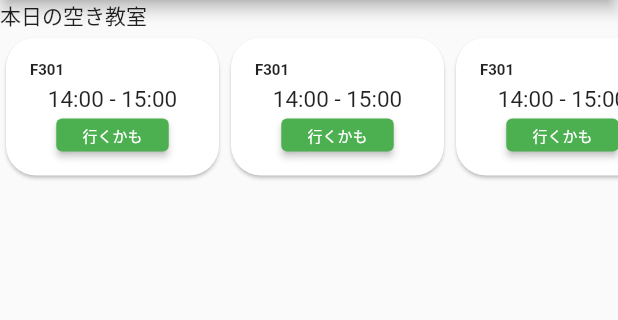
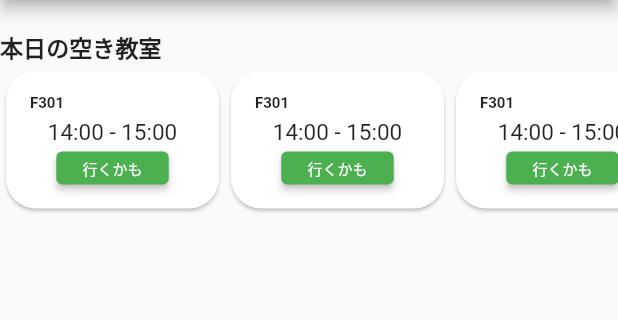
Before and after one commit to v-code-team-pioneer-inc/ccrs-mobile, a Flutter app: the screen it shows after launch, on a phone screen of 412 x 824 dp, the part 84-404 px from its top. Run offline on Flutter 3.47's test engine with Material 2 defaults, Android fonts, the phone set to English and light mode, and no system bars.

Commit message:
[MODIFY]題名として要素を持つ

```diff
--- a/lib/main.dart
+++ b/lib/main.dart
@@ -38,11 +38,14 @@ class _MyHomePageState extends State<MyHomePage> {
       ),
       body: Column(
         children: <Widget>[
+          const SizedBox(height: 20),
           const SizedBox(
             width: double.infinity,
             child: Text(
               '本日の空き教室',
+              style: TextStyle(fontWeight: FontWeight.bold),
               textAlign: TextAlign.left,
+              textScaleFactor: 1.1,
             ),
           ),
           // 左寄せ
```
